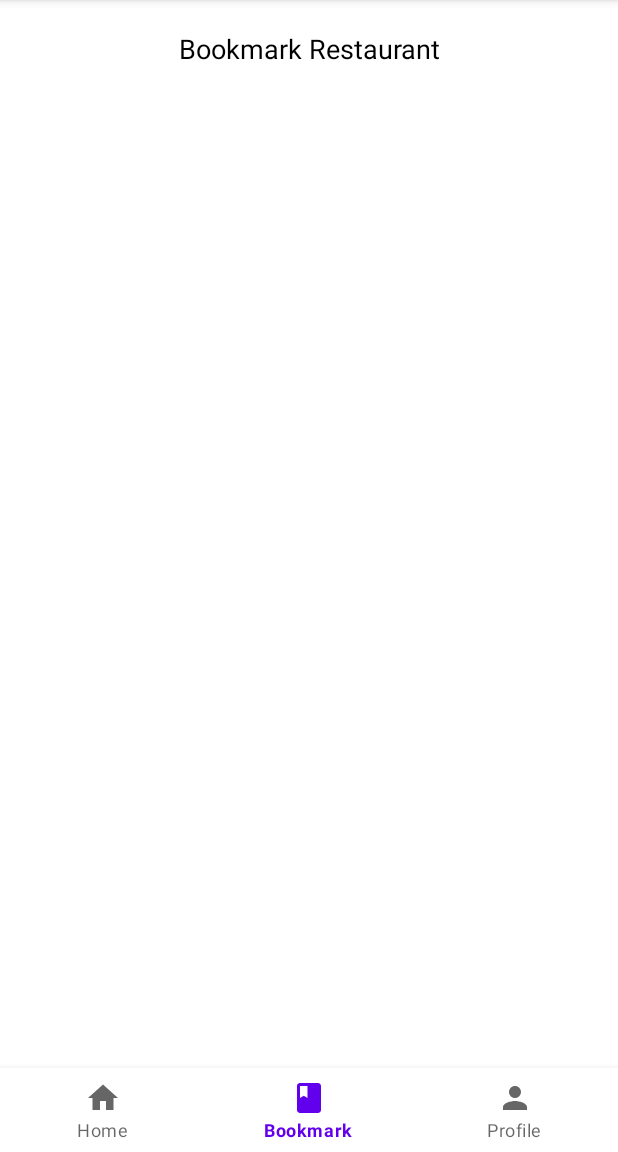
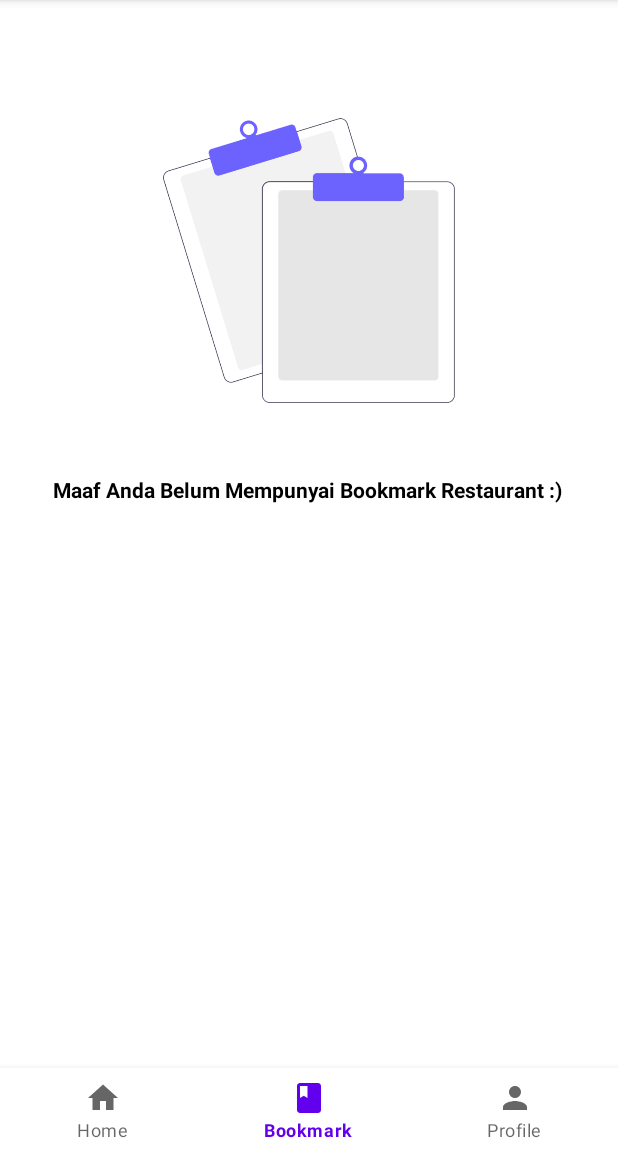
Before and after one commit to faniabdullah/Android-Programming-for-Beginners, an Android app: the screen it shows after launch (MainActivity), item 2 of the bottom bar chosen, on a phone screen of 412 x 824 dp, the part 84-1236 px from its top. Run offline under Robolectric (Android 15) with nearby library versions, the phone set to English and light mode, and no system bars; 2 statements that could not run were skipped.

Commit message:
add fragment no data bookmark

```diff
--- a/app/src/main/java/com/faniabdullah/bangkit/DetailRestaurantActivity.kt
+++ b/app/src/main/java/com/faniabdullah/bangkit/DetailRestaurantActivity.kt
@@ -27,10 +27,13 @@ class DetailRestaurantActivity : AppCompatActivity() {
     override fun onCreate(savedInstanceState: Bundle?) {
         super.onCreate(savedInstanceState)
         setContentView(R.layout.activity_detail_restaurant)
+
+        supportActionBar?.setDisplayHomeAsUpEnabled(true)
+
         initialComponent()
         val restaurant = intent.getParcelableExtra(DETAIL_USER) as Restaurant?
+        supportActionBar?.title = restaurant?.name
         renderDetailRestaurant(restaurant)
-
     }
 
     private fun initialComponent() {
@@ -55,8 +58,6 @@ class DetailRestaurantActivity : AppCompatActivity() {
         tv_menu_restaurant.text = restaurant?.menus
         setRenderButton(restaurant)
     }
-
-
 
     private fun setRenderButton( restaurantData: Restaurant?) {
         val dbHelper = DatabaseHelper(this)
@@ -85,4 +86,14 @@ class DetailRestaurantActivity : AppCompatActivity() {
         Toast.makeText(this, "" + restaurantData?.name + state, Toast.LENGTH_SHORT).show();
     }
 
+
+    override fun onSupportNavigateUp(): Boolean {
+        onBackPressed()
+        return true
+    }
+
+    override fun onBackPressed() {
+        return super.onBackPressed()
+    }
+
 }
--- a/app/src/main/java/com/faniabdullah/bangkit/data/DatabaseHelper.kt
+++ b/app/src/main/java/com/faniabdullah/bangkit/data/DatabaseHelper.kt
@@ -5,6 +5,7 @@ import android.database.sqlite.SQLiteOpenHelper
 import android.content.ContentValues
 import android.database.Cursor
 import android.database.sqlite.SQLiteDatabase
+import android.util.Log
 import com.faniabdullah.bangkit.model.Restaurant
 
 class DatabaseHelper(context: Context) :
@@ -62,6 +63,9 @@ class DatabaseHelper(context: Context) :
             val res = this.allData
             val dataRestaurantFiltered: ArrayList<Restaurant> = arrayListOf()
             for (data in RestaurantData.listData) {
+                if (res.count < 1){
+                    break
+                }
                 val restaurantName: String = data.name.toString().toLowerCase()
                 res.moveToFirst()
                 do
--- a/app/src/main/java/com/faniabdullah/bangkit/fragment/FragmentBookmark.kt
+++ b/app/src/main/java/com/faniabdullah/bangkit/fragment/FragmentBookmark.kt
@@ -21,14 +21,20 @@ class FragmentBookmark : Fragment() {
     override fun onCreateView(inflater: LayoutInflater,
                               container: ViewGroup?,
                               savedInstanceState: Bundle?): View? {
-        val view: View = inflater.inflate(R.layout.fragment_bookmark, container,
-                false)
 
         val activity = activity as Context
 
         val dbHelper = DatabaseHelper(activity)
         val restaurant = dbHelper.getRestaurantFiltered()
-        renderBookmarked(restaurant,activity,view)
+        var view: View = inflater.inflate(R.layout.fragment_bookmark, container,
+                false)
+
+        if (restaurant.size >= 1){
+            renderBookmarked(restaurant,activity,view)
+        }else{
+            view = inflater.inflate(R.layout.fragment_no_data, container,
+                    false)
+        }
 
         return view
     }
--- /dev/null
+++ b/app/src/main/res/layout/fragment_no_data.xml
@@ -0,0 +1,31 @@
+<?xml version="1.0" encoding="utf-8"?>
+<androidx.constraintlayout.widget.ConstraintLayout
+    xmlns:android="http://schemas.android.com/apk/res/android"
+    xmlns:app="http://schemas.android.com/apk/res-auto"
+    android:layout_width="match_parent"
+    android:layout_height="match_parent">
+
+    <ImageView
+        android:id="@+id/imageView"
+        android:layout_width="wrap_content"
+        android:layout_height="238dp"
+        app:layout_constraintBottom_toBottomOf="parent"
+        app:layout_constraintEnd_toEndOf="parent"
+        app:layout_constraintHorizontal_bias="0.0"
+        app:layout_constraintStart_toStartOf="parent"
+        app:layout_constraintTop_toTopOf="parent"
+        app:layout_constraintVertical_bias="0.498"
+        app:srcCompat="@drawable/no_bookmark_data" />
+
+    <TextView
+        android:id="@+id/textView"
+        android:layout_width="wrap_content"
+        android:layout_height="wrap_content"
+        android:layout_marginTop="24dp"
+        android:text="@string/maaf_anda_belum_mempunyai_bookmark_restaurant"
+        android:textStyle="bold"
+        app:layout_constraintEnd_toEndOf="parent"
+        app:layout_constraintHorizontal_bias="0.493"
+        app:layout_constraintStart_toStartOf="parent"
+        app:layout_constraintTop_toBottomOf="@+id/imageView" />
+</androidx.constraintlayout.widget.ConstraintLayout>
--- a/app/src/main/res/values/strings.xml
+++ b/app/src/main/res/values/strings.xml
@@ -15,4 +15,5 @@
     <string name="bookmark">Bookmark</string>
     <string name="profile">Profile</string>
     <string name="search_restaurant">Search Restaurant</string>
+    <string name="maaf_anda_belum_mempunyai_bookmark_restaurant">Maaf Anda Belum Mempunyai Bookmark Restaurant :)</string>
 </resources>
```
Also changed, not shown: app/src/main/res/drawable/no_bookmark.png (added), app/src/main/res/drawable/no_bookmark_data.png (added).
